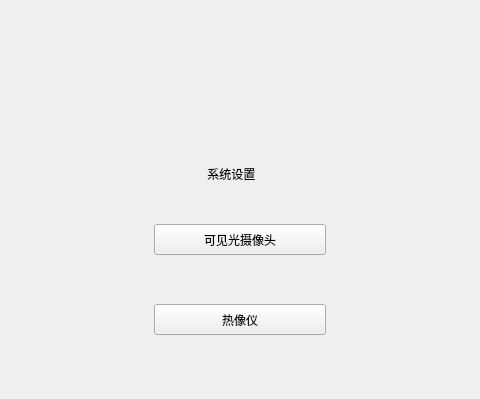
Qt form mainwindow.ui (Potato-Hui/QT) before a commit; both pictures show x 496 to 976 and y 0 to 399 of the 1280 by 720 pixel window.
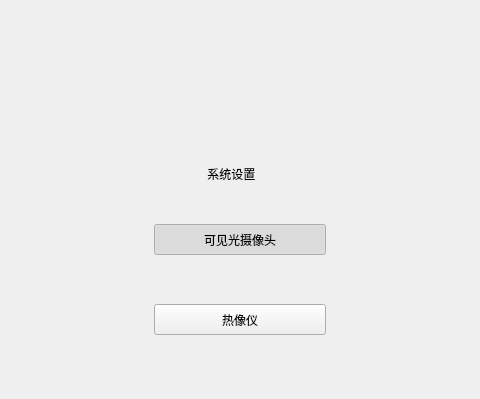
The same form after that commit.

```diff
--- a/mainwindow.ui
+++ b/mainwindow.ui
@@ -1067,6 +1067,12 @@
         <property name="text">
          <string>可见光摄像头</string>
         </property>
+        <property name="checkable">
+         <bool>true</bool>
+        </property>
+        <property name="checked">
+         <bool>true</bool>
+        </property>
         <property name="running" stdset="0">
          <bool>false</bool>
         </property>
```
Left out of the diff: 3 changed lines with no effect on the pictures.
